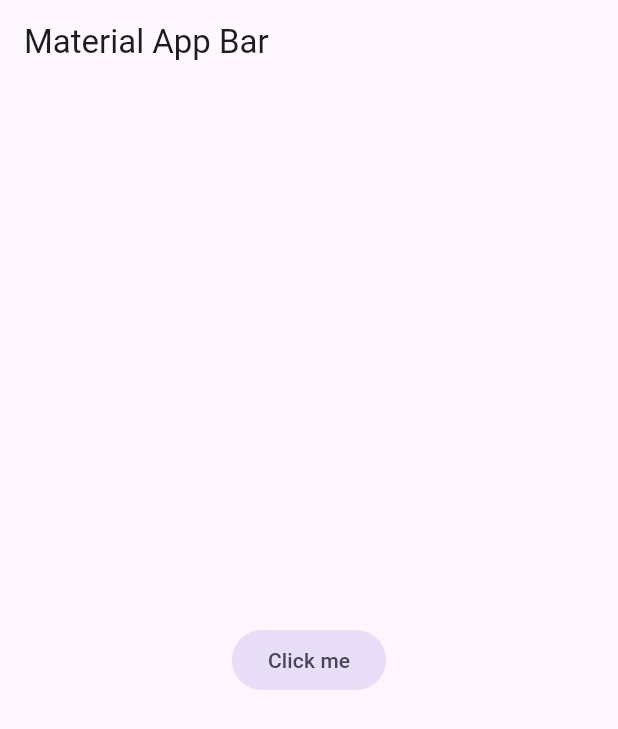
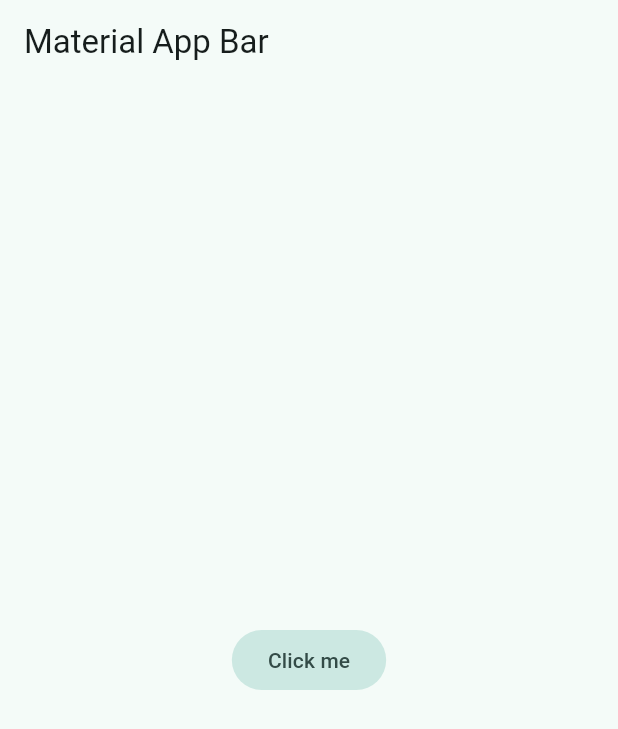
Before and after one commit to luisprmat/flutter-yes-or-not, a Flutter app: the screen it shows after launch, on a phone screen of 412 x 824 dp. Shown: the top 729 px of the screen. Run offline on Flutter 3.47's test engine with Material 3 defaults, Android fonts, the phone set to English and light mode, and no system bars.

Commit message:
Global styles, extract theme, use assertions.

```diff
--- /dev/null
+++ b/lib/config/theme/app_theme.dart
@@ -0,0 +1,27 @@
+import 'package:flutter/material.dart';
+
+const Color _customColor = Color(0xFF5C11D4);
+
+const List<Color> _colorThemes = [
+  _customColor,
+  Colors.blue,
+  Colors.teal,
+  Colors.green,
+  Colors.yellow,
+  Colors.orange,
+  Colors.pink,
+];
+
+class AppTheme {
+  final int selectedColor;
+
+  AppTheme({this.selectedColor = 0})
+  :assert(selectedColor >= 0 && selectedColor < _colorThemes.length, 'Color must be between 0 and ${_colorThemes.length - 1}');
+
+  ThemeData theme() {
+    return ThemeData(
+      colorSchemeSeed: _colorThemes[selectedColor],
+      // brightness: Brightness.dark,
+    );
+  }
+}
--- a/lib/main.dart
+++ b/lib/main.dart
@@ -1,4 +1,5 @@
 import 'package:flutter/material.dart';
+import 'package:yes_or_not_app/config/theme/app_theme.dart';
 
 void main() {
   runApp(const MyApp());
@@ -12,9 +13,10 @@ class MyApp extends StatelessWidget {
     return MaterialApp(
       title: 'Yes Or Not App',
       debugShowCheckedModeBanner: false,
+      theme: AppTheme(selectedColor: 2).theme(),
       home: Scaffold(
         appBar: AppBar(
-          title: Text('Material App Bar'),
+          title: Text('Material App Bar')
         ),
         body: Center(
           child: FilledButton.tonal(
```
